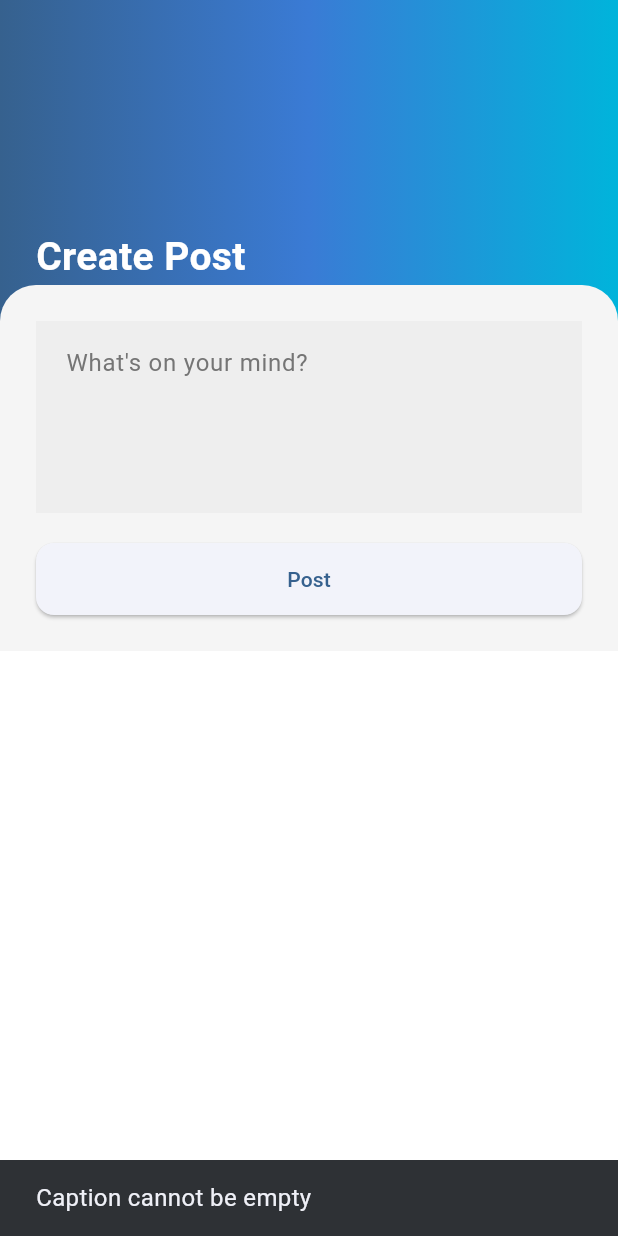
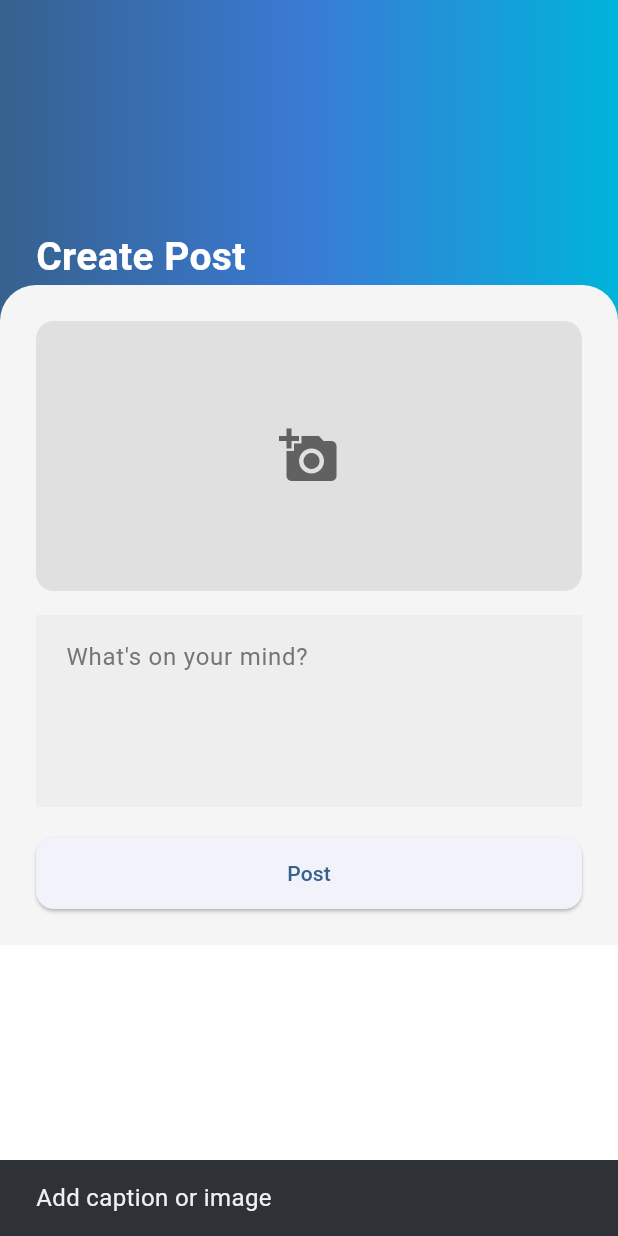
Before and after one commit to Smiller2424/KrustyKonnect_project2, a Flutter app: the CreatePostScreen screen opened directly, after a tap on "Post", on a phone screen of 412 x 824 dp. Run offline on Flutter 3.47's test engine with Material 3 defaults, Android fonts, the phone set to English and light mode, and no system bars; our stand-ins replace cloud_firestore, firebase_auth, firebase_core, firebase_messaging, firebase_storage, image_picker; accounts and stored records are empty.

Commit message:
added image post feature with correct service structure

```diff
--- a/lib/social/screens/create_post_screen.dart
+++ b/lib/social/screens/create_post_screen.dart
@@ -1,4 +1,6 @@
+import 'dart:io';
 import 'package:flutter/material.dart';
+import 'package:image_picker/image_picker.dart';
 import '../../connection/services/post_service.dart';
 
 class CreatePostScreen extends StatefulWidget {
@@ -14,7 +16,20 @@ class _CreatePostScreenState extends State<CreatePostScreen> {
 
   final PostService _postService = PostService();
 
+  File? selectedImage;
   bool isLoading = false;
+
+  Future<void> pickImage() async {
+    final picked = await ImagePicker().pickImage(
+      source: ImageSource.gallery,
+    );
+
+    if (picked != null) {
+      setState(() {
+        selectedImage = File(picked.path);
+      });
+    }
+  }
 
   void scrollToBottom() {
     Future.delayed(const Duration(milliseconds: 250), () {
@@ -29,9 +44,9 @@ class _CreatePostScreenState extends State<CreatePostScreen> {
   Future<void> handlePost() async {
     final caption = captionController.text.trim();
 
-    if (caption.isEmpty) {
+    if (caption.isEmpty && selectedImage == null) {
       ScaffoldMessenger.of(context).showSnackBar(
-        const SnackBar(content: Text("Caption cannot be empty")),
+        const SnackBar(content: Text("Add caption or image")),
       );
       return;
     }
@@ -39,9 +54,10 @@ class _CreatePostScreenState extends State<CreatePostScreen> {
     setState(() => isLoading = true);
 
     try {
-      await _postService.createPost(caption);
+      await _postService.createPost(caption, selectedImage);
 
       captionController.clear();
+      selectedImage = null;
 
       if (!mounted) return;
 
@@ -100,7 +116,7 @@ class _CreatePostScreenState extends State<CreatePostScreen> {
               ),
             ),
 
-            // FORM
+            // BODY
             Expanded(
               child: SingleChildScrollView(
                 controller: scrollController,
@@ -119,6 +135,31 @@ class _CreatePostScreenState extends State<CreatePostScreen> {
                     ),
                     child: Column(
                       children: [
+
+                        GestureDetector(
+                          onTap: pickImage,
+                          child: Container(
+                            height: 180,
+                            width: double.infinity,
+                            decoration: BoxDecoration(
+                              color: Colors.grey[300],
+                              borderRadius: BorderRadius.circular(12),
+                            ),
+                            child: selectedImage != null
+                                ? ClipRRect(
+                                    borderRadius: BorderRadius.circular(12),
+                                    child: Image.file(
+                                      selectedImage!,
+                                      fit: BoxFit.cover,
+                                    ),
+                                  )
+                                : const Center(
+                                    child: Icon(Icons.add_a_photo, size: 40),
+                                  ),
+                          ),
+                        ),
+
+                        const SizedBox(height: 16),
 
                         Container(
                           decoration: BoxDecoration(
```
Also changed, not shown: lib/connection/services/post_service.dart (+22 -6 lines).
